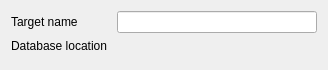
This is src/importers/rhythmbox/RhythmboxConfigWidget.ui in KDE/amarok as Qt 5 draws it before an edit. The edited form follows.
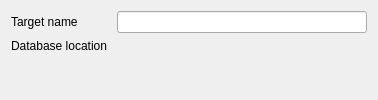
This is the edited form. Custom widgets are drawn as their Qt base class.

Commit message: Small UI tweaks for importers' configuration

The edit to the form file:
```diff
--- a/src/importers/rhythmbox/RhythmboxConfigWidget.ui
+++ b/src/importers/rhythmbox/RhythmboxConfigWidget.ui
@@ -2,15 +2,7 @@
 <ui version="4.0">
  <class>RhythmboxConfigWidget</class>
  <widget class="QWidget" name="RhythmboxConfigWidget">
-  <property name="geometry">
-   <rect>
-    <x>0</x>
-    <y>0</y>
-    <width>316</width>
-    <height>70</height>
-   </rect>
-  </property>
-  <layout class="QGridLayout" name="gridLayout" columnstretch="0,1" columnminimumwidth="100,200">
+  <layout class="QGridLayout" name="gridLayout" columnstretch="0,1" columnminimumwidth="100,250">
    <item row="2" column="1">
     <widget class="KUrlRequester" name="m_databaseLocation">
      <property name="filter">
```
The commit also changes 4 other files.
